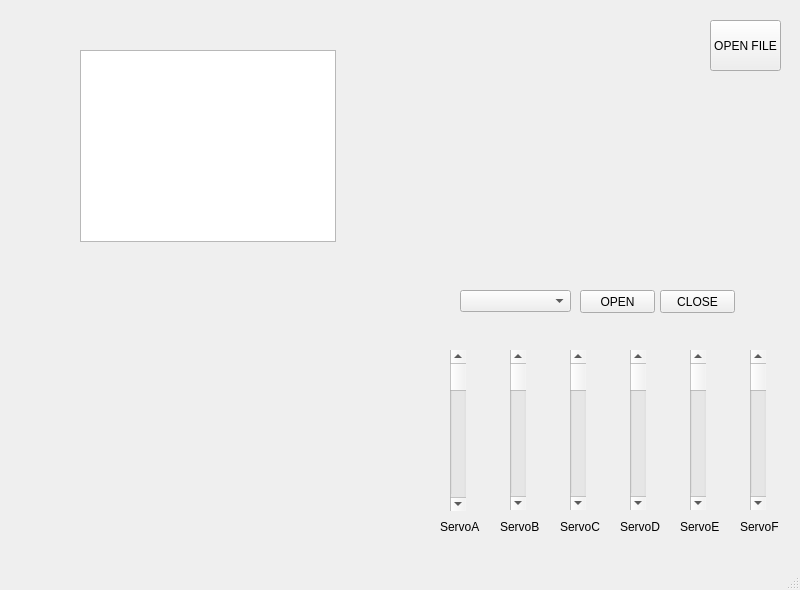
This is manipulator.ui in KittoNoKatsu/Manipul as Qt 5 draws it before an edit. The edited form follows.
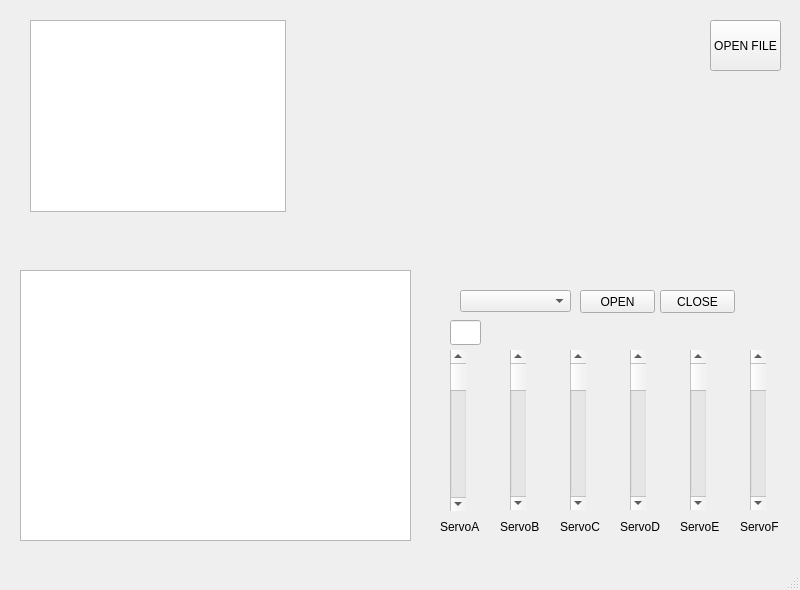
This is the edited form.

Diff of the .ui file:
```diff
--- a/manipulator.ui
+++ b/manipulator.ui
@@ -246,13 +246,39 @@
    <widget class="QListWidget" name="Listing">
     <property name="geometry">
      <rect>
-      <x>80</x>
-      <y>50</y>
+      <x>30</x>
+      <y>20</y>
       <width>256</width>
       <height>192</height>
      </rect>
     </property>
    </widget>
+   <widget class="QTextEdit" name="textEdit">
+    <property name="geometry">
+     <rect>
+      <x>20</x>
+      <y>270</y>
+      <width>391</width>
+      <height>271</height>
+     </rect>
+    </property>
+    <property name="readOnly">
+     <bool>true</bool>
+    </property>
+   </widget>
+   <widget class="QLineEdit" name="valA">
+    <property name="geometry">
+     <rect>
+      <x>450</x>
+      <y>320</y>
+      <width>31</width>
+      <height>25</height>
+     </rect>
+    </property>
+    <property name="readOnly">
+     <bool>true</bool>
+    </property>
+   </widget>
   </widget>
   <widget class="QMenuBar" name="menubar">
    <property name="geometry">
```
Left out of the diff: 2 changed lines with no effect on the pictures.
